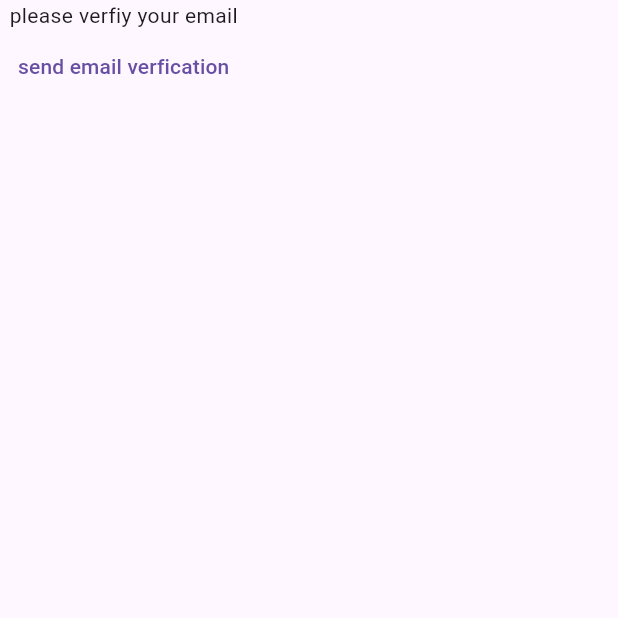
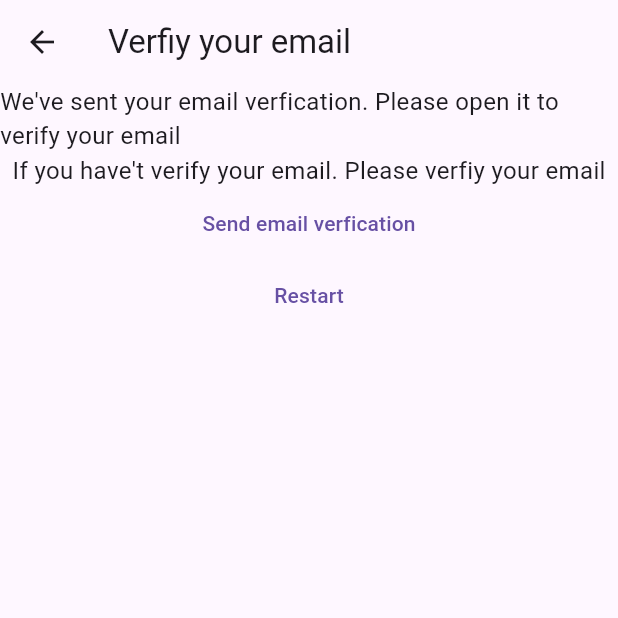
Before and after one commit to Ebrahim2789/ecommerce-lite, a Flutter app: the VerifyEmailView screen opened directly, on a phone screen of 412 x 824 dp, the top half of it. Run offline on Flutter 3.47's test engine with Material 3 defaults, Android fonts, the light colour scheme and no system bars; our stand-ins replace firebase_auth, firebase_core; accounts and stored records are empty.

Commit message:
fix verfiy email error

```diff
--- a/lib/views/verify_email_view.dart
+++ b/lib/views/verify_email_view.dart
@@ -1,3 +1,4 @@
+import 'package:dalell/constants/routes.dart';
 import 'package:firebase_auth/firebase_auth.dart';
 import 'package:flutter/material.dart';
 
@@ -11,16 +12,38 @@ class VerifyEmailView extends StatefulWidget {
 class _VerifyEmailViewState extends State<VerifyEmailView> {
   @override
   Widget build(BuildContext context) {
-    return Column(
-      children: [
-        const Text('please verfiy your email'),
-        TextButton(
+    return Scaffold(
+      appBar: AppBar(
+        title: const Text('Verfiy your email'),
+      ),
+      body: Column(
+        children: [
+          const Text(
+            "We've sent your email verfication. Please open it to verify your email",
+            style: TextStyle(fontSize: 16),
+          ),
+          const Text(
+            "If you have't verify your email. Please verfiy your email",
+            style: TextStyle(fontSize: 16),
+          ),
+          TextButton(
             onPressed: () async {
               final user = FirebaseAuth.instance.currentUser;
               await user?.sendEmailVerification();
             },
-            child: const Text('send email verfication'))
-      ],
+            child: const Text('Send email verfication'),
+          ),
+          TextButton(
+            onPressed: () async {
+              await FirebaseAuth.instance.signOut();
+              if (!context.mounted) return;
+              Navigator.of(context)
+                  .pushNamedAndRemoveUntil(registerRoute, (route) => false);
+            },
+            child: const Text('Restart'),
+          ),
+        ],
+      ),
     );
   }
 }
```
Also changed, not shown: lib/constants/routes.dart (+4 -3 lines), lib/main.dart (+15 -16 lines), lib/views/login_view.dart (+17 -27 lines), lib/views/register_view.dart (+28 -35 lines).
